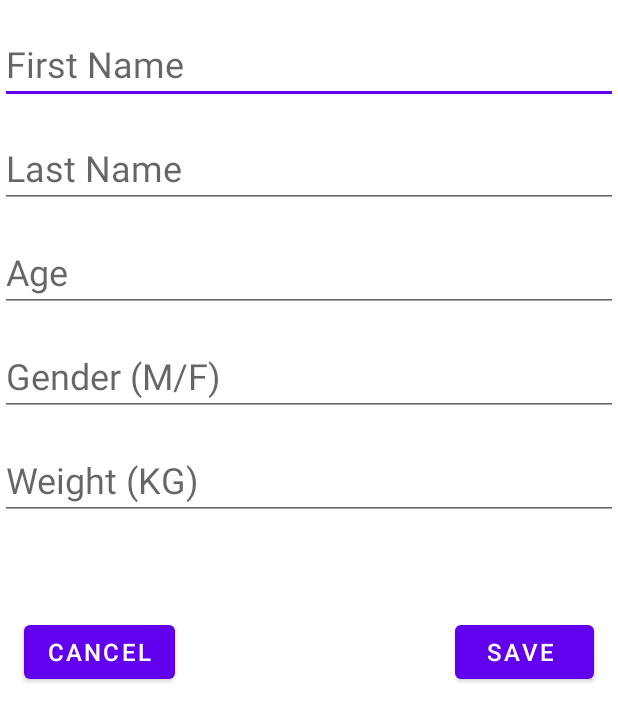
After one commit to Concordia-COEN-ELEC-390/Project, an Android app: the layout fragment_insert_user.xml on its own in the app's theme, with its tools: preview values and no code run, on a phone screen of 412 x 824 dp. The commit adds this screen. Shown: the top 721 px of the screen. Run offline under Robolectric (Android 15) with nearby library versions, the phone set to English and light mode, and no system bars.

Commit message:
1. added dialogue fragment_insert_user.xml 2. can save / view profiles in main activity 3. added onStart so if no profiles are detected, user will be prompted to make one

```diff
--- a/app/src/main/java/com/example/breathalyzerapp/SQLiteDatabase/Config.java
+++ b/app/src/main/java/com/example/breathalyzerapp/SQLiteDatabase/Config.java
@@ -4,9 +4,9 @@ public class Config {
     public static final String DATABASE_NAME = "profiles-db";
     public static final int DATABASE_VERSION = 1;
 
-    // PROFILE TABLE
-    public static final String PROFILE_TABLE_NAME = "profile";
-    public static final String COLUMN_PROFILE_ID = "profileID";                   // primary key
+    // USER TABLE
+    public static final String USER_TABLE_NAME = "profile";
+    public static final String COLUMN_USER_ID = "profileID";                   // primary key
     public static final String COLUMN_FIRSTNAME = "firstname";
     public static final String COLUMN_LASTNAME = "lastname";
     public static final String COLUMN_AGE = "age";
--- /dev/null
+++ b/app/src/main/res/layout/fragment_insert_user.xml
@@ -0,0 +1,95 @@
+<?xml version="1.0" encoding="utf-8"?>
+<RelativeLayout xmlns:android="http://schemas.android.com/apk/res/android"
+    xmlns:tools="http://schemas.android.com/tools"
+    android:layout_width="match_parent"
+    android:layout_height="match_parent"
+    android:id="@+id/fragmentLayout">
+
+   <EditText
+       android:id="@+id/firstName_editText"
+       android:layout_width="match_parent"
+       android:layout_height="wrap_content"
+       android:layout_centerHorizontal="true"
+       android:layout_marginTop="16dp"
+       android:hint="First Name"
+       android:inputType="text"
+       android:digits="abcdefghijklmnopqrstuvwxyzABCDEFGHIJKLMNOPQRSTUVWXYZ"
+       android:textSize="24sp"
+       />
+    <EditText
+        android:id="@+id/lastName_editText"
+        android:layout_below="@+id/firstName_editText"
+        android:layout_width="match_parent"
+        android:layout_height="wrap_content"
+        android:layout_centerHorizontal="true"
+        android:layout_marginTop="16dp"
+        android:hint="Last Name"
+        android:inputType="text"
+        android:digits="abcdefghijklmnopqrstuvwxyzABCDEFGHIJKLMNOPQRSTUVWXYZ0-' "
+        android:textSize="24sp"
+        />
+
+    <EditText
+        android:id="@+id/age_editText"
+        android:layout_width="match_parent"
+        android:layout_height="wrap_content"
+        android:layout_below="@+id/lastName_editText"
+        android:layout_centerHorizontal="true"
+        android:layout_marginTop="16dp"
+        android:hint="Age"
+        android:inputType="number"
+        android:maxLength="2"
+        android:textSize="24sp" />
+
+    <EditText
+        android:id="@+id/gender_editText"
+        android:layout_width="match_parent"
+        android:layout_height="wrap_content"
+        android:layout_below="@+id/age_editText"
+        android:layout_centerHorizontal="true"
+        android:layout_marginTop="16dp"
+        android:digits="MF"
+        android:hint="Gender (M/F)"
+        android:inputType="text"
+        android:maxLength="1"
+        android:textSize="24sp" />
+
+    <EditText
+        android:id="@+id/weight_fragment_editText"
+        android:layout_below="@+id/gender_editText"
+        android:layout_width="match_parent"
+        android:layout_height="wrap_content"
+        android:layout_centerHorizontal="true"
+        android:layout_marginTop="16dp"
+        android:hint="Weight (KG)"
+        android:inputType="numberDecimal"
+        android:maxLength="5"
+        android:textSize="24sp"
+        />
+
+ <Button
+     android:id="@+id/userSaveButton"
+     android:layout_width="wrap_content"
+     android:layout_height="wrap_content"
+     android:layout_alignRight="@id/weight_fragment_editText"
+     android:layout_below="@+id/weight_fragment_editText"
+     android:layout_marginTop="64dp"
+     android:layout_marginEnd="16dp"
+     android:text=" SAVE  "
+     android:textSize="16sp" />
+
+ <Button
+     android:id="@+id/userCancelButton"
+     android:layout_width="wrap_content"
+     android:layout_height="wrap_content"
+     android:layout_below="@id/weight_fragment_editText"
+     android:layout_marginTop="64dp"
+     android:layout_marginStart="16dp"
+     android:layout_marginRight="60dp"
+     android:layout_marginBottom="16dp"
+     android:layout_alignLeft="@+id/weight_fragment_editText"
+     android:text="CANCEL"
+     android:textSize="16sp" />
+
+
+</RelativeLayout>
```
Also changed, not shown: app/src/main/java/com/example/breathalyzerapp/Models/User.java (+8 -0 lines), app/src/main/java/com/example/breathalyzerapp/SQLiteDatabase/DatabaseHelper.java (+32 -8 lines), app/src/main/java/com/example/breathalyzerapp/Views/InsertUserDialogueFragment.java (added, +98 -0 lines), app/src/main/java/com/example/breathalyzerapp/Views/MainActivity.java (+27 -0 lines).
